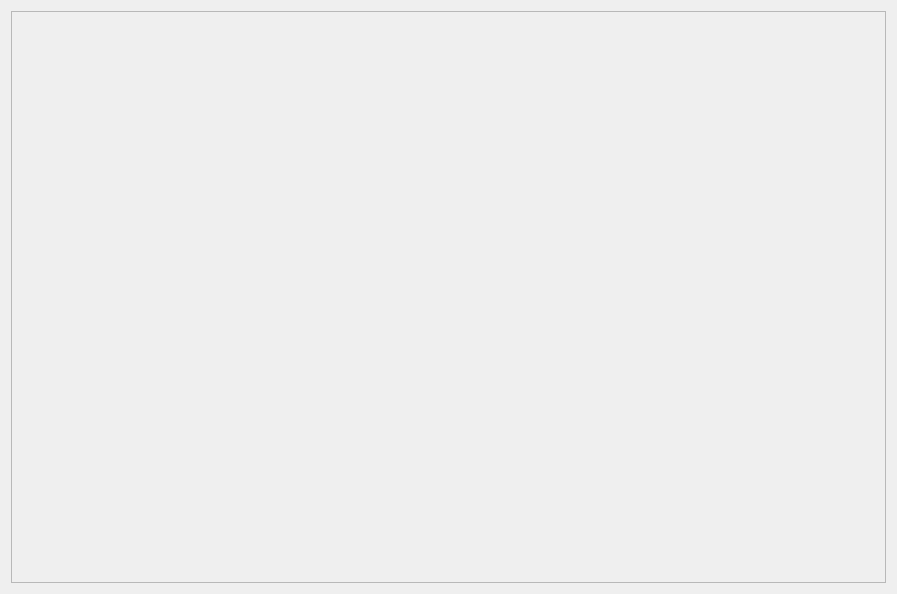
Before: the Qt Designer form src/gui/expression_tree_visualizer/expressiontreevisualizer.ui in SpoodyTheOne/OpenBirch, drawn with Qt 5.
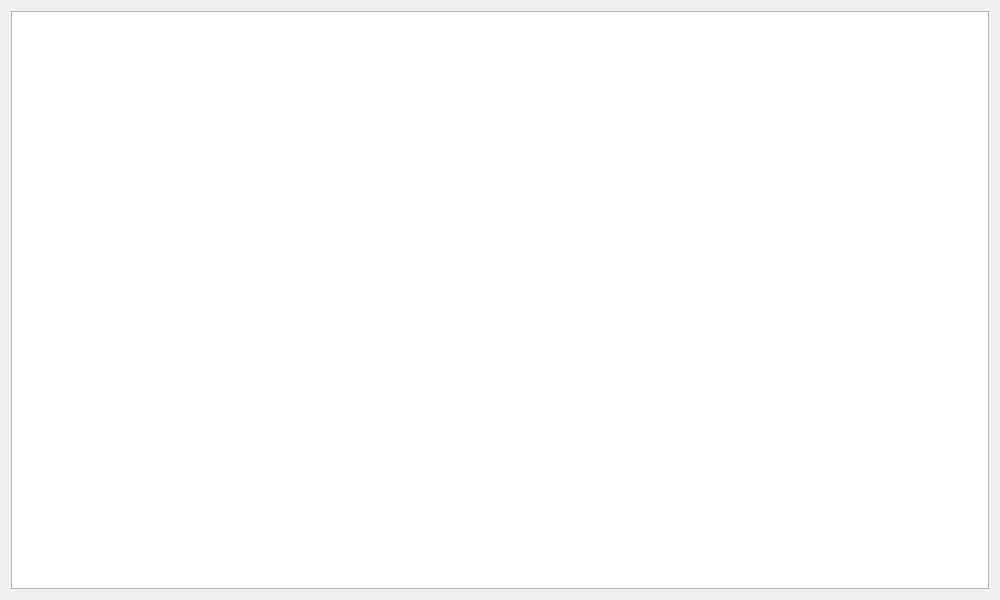
After: the same form once the commit is applied.

Commit message: Tree visualizer display base tree [WIP]

```diff
--- a/src/gui/expression_tree_visualizer/expressiontreevisualizer.ui
+++ b/src/gui/expression_tree_visualizer/expressiontreevisualizer.ui
@@ -6,30 +6,22 @@
    <rect>
     <x>0</x>
     <y>0</y>
-    <width>897</width>
-    <height>594</height>
+    <width>1000</width>
+    <height>600</height>
    </rect>
   </property>
+  <property name="sizePolicy">
+   <sizepolicy hsizetype="Fixed" vsizetype="Fixed">
+    <horstretch>0</horstretch>
+    <verstretch>0</verstretch>
+   </sizepolicy>
+  </property>
   <property name="windowTitle">
    <string>Form</string>
   </property>
   <layout class="QHBoxLayout" name="horizontalLayout">
    <item>
-    <widget class="QScrollArea" name="scrollArea">
-     <property name="widgetResizable">
-      <bool>true</bool>
-     </property>
-     <widget class="QWidget" name="scrollAreaWidgetContents">
-      <property name="geometry">
-       <rect>
-        <x>0</x>
-        <y>0</y>
-        <width>877</width>
-        <height>574</height>
-       </rect>
-      </property>
-     </widget>
-    </widget>
+    <widget class="QGraphicsView" name="expressionTreeGraphicsView"/>
    </item>
   </layout>
  </widget>
```
The commit also changes 10 other files.
